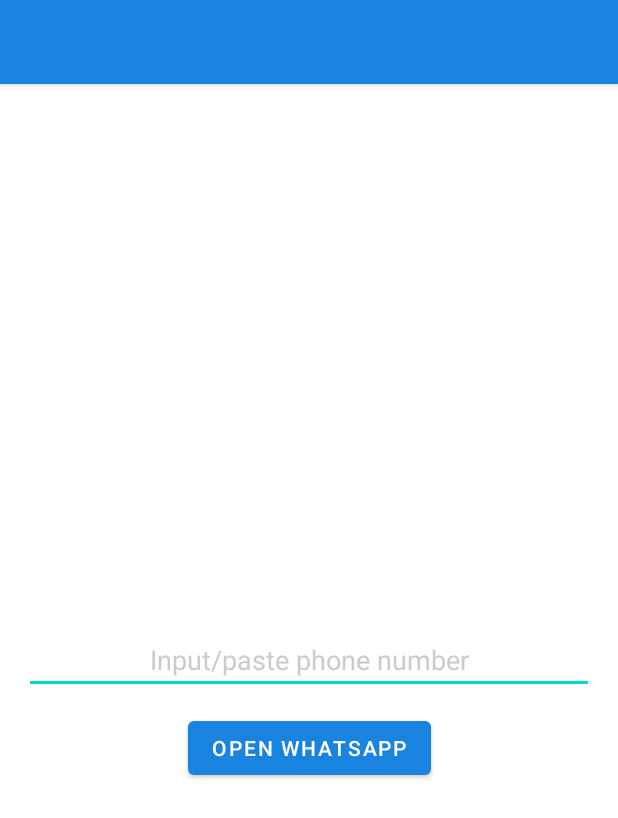
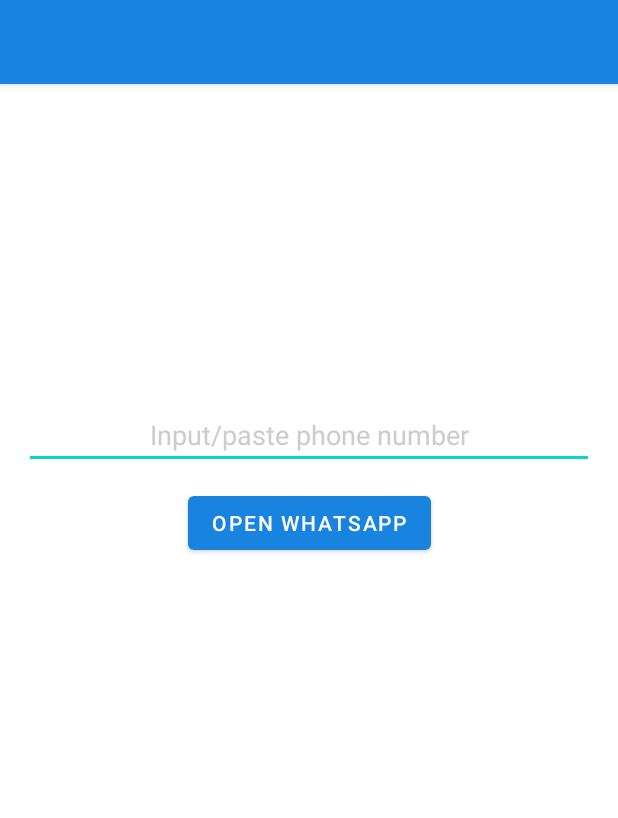
Before and after one commit to askarsyzdykov/WhatsUpMe, an Android app: the layout activity_main.xml on its own in the app's theme, with its tools: preview values and no code run, on a phone screen of 412 x 824 dp. Shown: the top 818 px of the screen. Run offline under Robolectric (Android 15) with nearby library versions, the phone set to English and light mode, and no system bars.

Commit message:
first commit

```diff
--- a/app/src/main/AndroidManifest.xml
+++ b/app/src/main/AndroidManifest.xml
@@ -16,7 +16,8 @@
         <activity
             android:name="kz.mobdev.whatsapp_me.MainActivity"
             android:exported="true"
-            android:theme="@style/Theme.MyApplication.NoActionBar">
+            android:theme="@style/Theme.MyApplication.NoActionBar"
+            android:windowSoftInputMode="stateVisible">
 
             <intent-filter>
                 <action android:name="android.intent.action.MAIN" />
--- a/app/src/main/java/kz/mobdev/whatsapp_me/MainActivity.kt
+++ b/app/src/main/java/kz/mobdev/whatsapp_me/MainActivity.kt
@@ -27,6 +27,8 @@ class MainActivity : AppCompatActivity() {
         binding.openButton.setOnClickListener {
             handleNumberAndOpenWhatsApp(binding.phoneEditText.text.toString())
         }
+
+        binding.phoneEditText.requestFocus()
     }
 
     private fun handleIntent(intent: Intent?) {
--- a/app/src/main/res/layout/activity_main.xml
+++ b/app/src/main/res/layout/activity_main.xml
@@ -36,6 +36,7 @@
             android:inputType="phone"
             android:textColor="@color/black"
             android:textColorHint="#ccc"
+            android:layout_marginBottom="300dp"
             app:layout_constraintBottom_toBottomOf="parent"
             app:layout_constraintEnd_toEndOf="parent"
             app:layout_constraintStart_toStartOf="parent"
```
